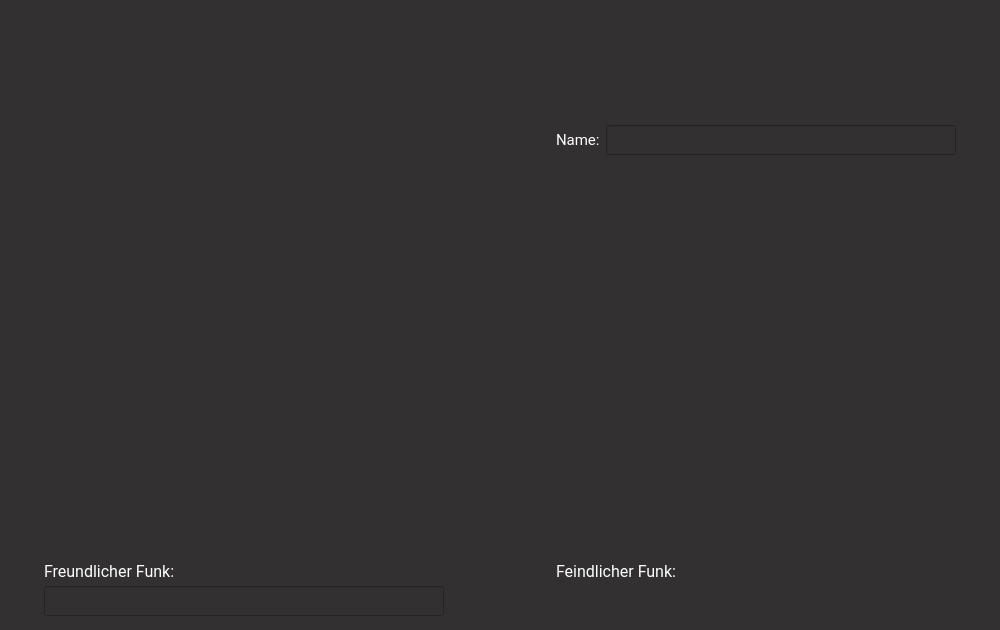
This is mainwindow.ui in KmanKid/ITP-NavalCombat as Qt 5 draws it before an edit. The edited form follows.
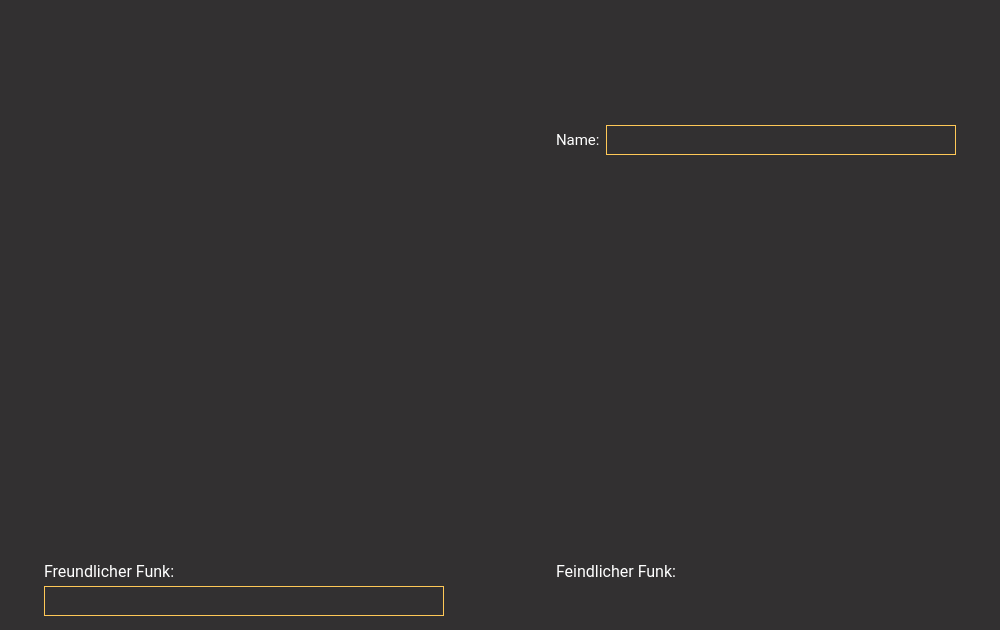
This is the edited form. Icons and pictures are not drawn.

Commit message: changed color of LineEdit Border

What changed in the file:
```diff
--- a/mainwindow.ui
+++ b/mainwindow.ui
@@ -179,7 +179,7 @@
      </font>
     </property>
     <property name="styleSheet">
-     <string notr="true">color: white</string>
+     <string notr="true">color: white; border: 1px solid; border-color: rgb(255, 200, 87);</string>
     </property>
    </widget>
    <widget class="QLineEdit" name="nameInput">
@@ -198,7 +198,7 @@
      </font>
     </property>
     <property name="styleSheet">
-     <string notr="true">color: white</string>
+     <string notr="true">color: white; border: 1px solid; border-color: rgb(255, 200, 87);</string>
     </property>
    </widget>
    <widget class="QLabel" name="name">
```
